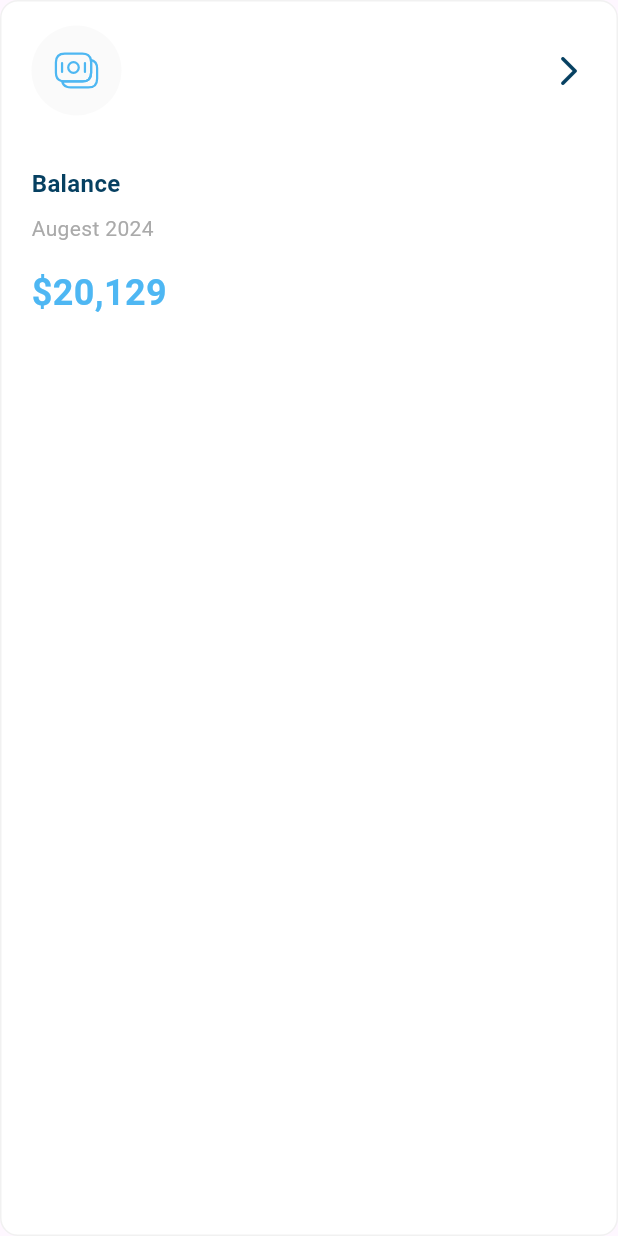
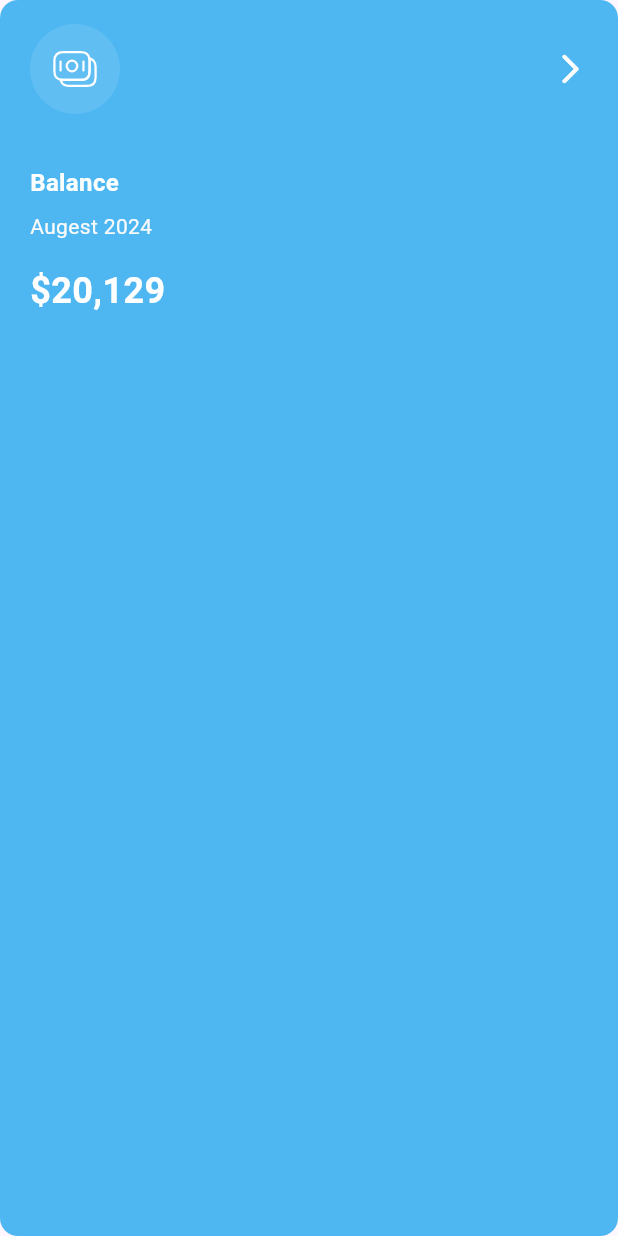
Before and after one commit to AhmedEzz32/my_money_mate, a Flutter app: the ActiveExpensesItem widget shown alone on an empty page, opened directly with sample values from the repository, on a phone screen of 412 x 824 dp. Run offline on Flutter 3.47's test engine with Material 3 defaults, Android fonts, the light colour scheme and no system bars; our stand-ins replace flutter_svg; Roboto replaces fonts that are missing (Montserrat); project files that could hold a hidden picture were left out.

Commit message:
finish all expenses with animation cross fade

```diff
--- a/lib/widgets/middle_screen/all_expenses/active_inactive_expenses_items.dart
+++ b/lib/widgets/middle_screen/all_expenses/active_expenses_items.dart
@@ -4,12 +4,12 @@ import 'package:responsive_adaptive_app/widgets/middle_screen/all_expenses/all_e
 import '../../../models/all_expenses_item_model.dart';
 
 class ActiveExpensesItem extends StatefulWidget {
+  final AllExpensesItemModel itemModel;
+
   const ActiveExpensesItem({
     super.key,
     required this.itemModel,
   });
-
-  final AllExpensesItemModel itemModel;
 
   @override
   State<ActiveExpensesItem> createState() => _ActiveExpensesItemState();
@@ -21,30 +21,33 @@ class _ActiveExpensesItemState extends State<ActiveExpensesItem> {
     return Container(
       padding: const EdgeInsetsDirectional.symmetric(horizontal: 20 , vertical: 16),
       decoration: const ShapeDecoration(
-        color: Colors.white,
+        color: Color(0xff4EB7F2),
         shape: RoundedRectangleBorder(
-          side: BorderSide(width: 1 , color: Color(0xfff1f1f1)),
           borderRadius: BorderRadius.all(Radius.circular(12)),
         ),
       ),
       child: Column(
         crossAxisAlignment: CrossAxisAlignment.start,
         children: [
-          AllExpensesItemHeader(image: widget.itemModel.image),
+          AllExpensesItemHeader(
+            image: widget.itemModel.image,
+            imageBackground: Colors.white.withOpacity(0.10000000149011612),
+            imageColor: Colors.white,
+          ),
           const SizedBox(height: 34,),
           Text(
             widget.itemModel.title,
-            style: AppStyles.styleSemiBold16,
+            style: AppStyles.styleSemiBold16.copyWith(color: Colors.white),
           ),
           const SizedBox(height: 8,),
           Text(
             widget.itemModel.date,
-            style: AppStyles.styleRegular14,
+            style: AppStyles.styleRegular14.copyWith(color:const Color(0xfffafafa)),
           ),
           const SizedBox(height: 16,),
           Text(
             widget.itemModel.price,
-            style: AppStyles.styleSemiBold24,
+            style: AppStyles.styleSemiBold24.copyWith(color: Colors.white),
           ),
         ],
       ),
--- a/lib/widgets/middle_screen/all_expenses/all_expenses_item.dart
+++ b/lib/widgets/middle_screen/all_expenses/all_expenses_item.dart
@@ -1,6 +1,6 @@
 import 'package:flutter/material.dart';
 import 'package:responsive_adaptive_app/models/all_expenses_item_model.dart';
-import 'package:responsive_adaptive_app/widgets/middle_screen/all_expenses/active_inactive_expenses_items.dart';
+import 'package:responsive_adaptive_app/widgets/middle_screen/all_expenses/active_expenses_items.dart';
 import 'inactive_expenses_item.dart';
 
 class AllExpensesItem extends StatelessWidget {
@@ -15,6 +15,11 @@ class AllExpensesItem extends StatelessWidget {
 
   @override
   Widget build(BuildContext context) {
-    return isSelected? ActiveExpensesItem(itemModel: itemModel) : InActiveExpensesItem(itemModel: itemModel);
+    return AnimatedCrossFade(
+      duration: const Duration(milliseconds: 500),
+      firstChild: InActiveExpensesItem(itemModel: itemModel),
+      secondChild: ActiveExpensesItem(itemModel: itemModel),
+      crossFadeState: isSelected ? CrossFadeState.showSecond : CrossFadeState.showFirst,
+    );
   }
 }
--- a/lib/widgets/middle_screen/all_expenses/all_expenses_item_header.dart
+++ b/lib/widgets/middle_screen/all_expenses/all_expenses_item_header.dart
@@ -3,8 +3,14 @@ import 'package:flutter_svg/svg.dart';
 
 class AllExpensesItemHeader extends StatelessWidget {
   final String image;
+  final Color? imageBackground , imageColor;
 
-  const AllExpensesItemHeader({super.key, required this.image});
+  const AllExpensesItemHeader({
+    super.key,
+    required this.image,
+    this.imageBackground,
+    this.imageColor,
+  });
 
   @override
   Widget build(BuildContext context) {
@@ -13,18 +19,23 @@ class AllExpensesItemHeader extends StatelessWidget {
         Container(
           height: 60,
           width: 60,
-          decoration: const ShapeDecoration(
-            shape: OvalBorder(),
-            color: Color(0xfffAfAFa)
+          decoration: ShapeDecoration(
+            shape: const OvalBorder(),
+            color: imageBackground ?? const Color(0xfffAfAFa)
           ),
-          child: Center(child: SvgPicture.asset(image)),
+          child: Center(
+            child: SvgPicture.asset(
+              image,
+              colorFilter: ColorFilter.mode( imageColor ?? const Color(0xff4EB7F2), BlendMode.srcIn),
+            ),
+          ),
         ),
         const Spacer(),
         Transform.rotate(
           angle: -1.5707963267949 * 2,
-          child: const Icon(
+          child: Icon(
             Icons.arrow_back_ios_rounded,
-            color:Color(0xff064061),
+            color: imageColor?? const Color(0xff064061),
           ),
         ),
       ],
--- a/lib/widgets/middle_screen/all_expenses/all_expenses_item_list_view.dart
+++ b/lib/widgets/middle_screen/all_expenses/all_expenses_item_list_view.dart
@@ -55,7 +55,8 @@ class _AllExpensesItemListViewState extends State<AllExpensesItemListView> {
                 }
               },
               child: AllExpensesItem(
-                itemModel: item , isSelected: selectedIndex == index,
+                itemModel: item,
+                isSelected: selectedIndex == index,
               )
             ),
           )
```
